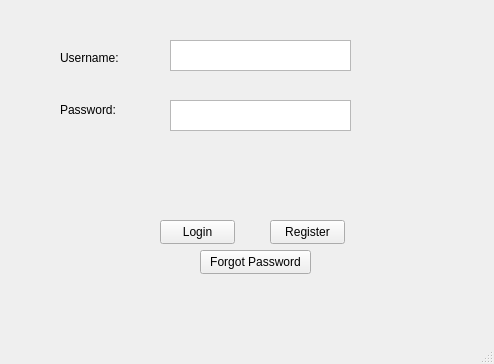
Before: the Qt Designer form Program/gui_login.ui in zgjimzhubajj/Student-Assistant, drawn with Qt 5.
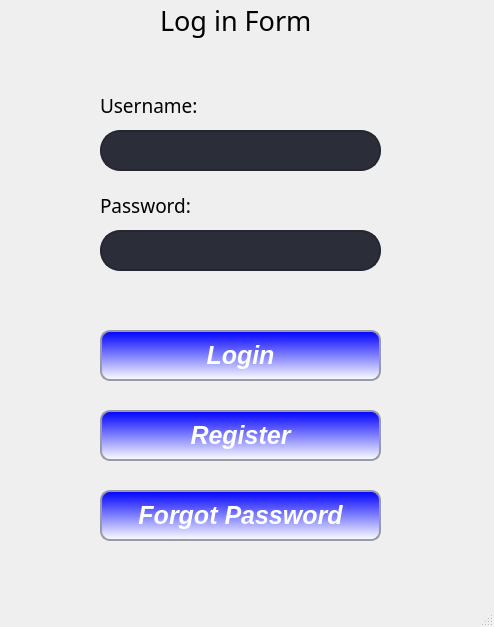
After: the same form once the commit is applied.

Commit message: Number of sessions in the pomodoro session window was implemented and also the design of the log in window is changed

Diff of the .ui file:
```diff
--- a/Program/gui_login.ui
+++ b/Program/gui_login.ui
@@ -7,22 +7,63 @@
     <x>0</x>
     <y>0</y>
     <width>494</width>
-    <height>364</height>
+    <height>627</height>
    </rect>
   </property>
   <property name="windowTitle">
    <string>Login</string>
   </property>
+  <property name="styleSheet">
+   <string notr="true"/>
+  </property>
   <widget class="QWidget" name="centralwidget">
    <widget class="QPushButton" name="btn_login">
     <property name="geometry">
      <rect>
-      <x>160</x>
-      <y>220</y>
-      <width>75</width>
-      <height>24</height>
+      <x>100</x>
+      <y>330</y>
+      <width>281</width>
+      <height>51</height>
      </rect>
     </property>
+    <property name="font">
+     <font>
+      <family>MS Sans Serif</family>
+      <pointsize>19</pointsize>
+      <weight>75</weight>
+      <italic>true</italic>
+      <bold>true</bold>
+     </font>
+    </property>
+    <property name="styleSheet">
+     <string notr="true">QPushButton {
+	border-style: solid;
+	border-width: 2px;
+	border-color: #9999aa;
+	border-radius: 10px;
+	color: white;
+}
+
+QPushButton:enabled {
+	background-color: qlineargradient(spread:pad, x1:0.5, y1:0, x2:0.5, y2:1, stop:0 rgba(0, 0, 255, 255), stop:1 rgba(255, 255, 255, 255));;
+	color: white;
+}
+
+QPushButton:pressed {
+	background-color: #0d2f72;
+	color: #fffffe;
+}
+
+QPushButton:hover:!pressed {
+	background-color: E1F4FF;
+	color: 0c2f70;
+}
+
+QPushButton:disabled {
+	background-color: #aaaaaa;
+	color: #ffffff;
+}</string>
+    </property>
     <property name="text">
      <string>Login</string>
     </property>
@@ -30,12 +71,50 @@
    <widget class="QPushButton" name="btn_register">
     <property name="geometry">
      <rect>
-      <x>270</x>
-      <y>220</y>
-      <width>75</width>
-      <height>24</height>
+      <x>100</x>
+      <y>410</y>
+      <width>281</width>
+      <height>51</height>
      </rect>
     </property>
+    <property name="font">
+     <font>
+      <family>MS Sans Serif</family>
+      <pointsize>19</pointsize>
+      <weight>75</weight>
+      <italic>true</italic>
+      <bold>true</bold>
+     </font>
+    </property>
+    <property name="styleSheet">
+     <string notr="true">QPushButton {
+	border-style: solid;
+	border-width: 2px;
+	border-color: #9999aa;
+	border-radius: 10px;
+	color: white;
+}
+
+QPushButton:enabled {
+	background-color: qlineargradient(spread:pad, x1:0.5, y1:0, x2:0.5, y2:1, stop:0 rgba(0, 0, 255, 255), stop:1 rgba(255, 255, 255, 255));;
+	color: white;
+}
+
+QPushButton:pressed {
+	background-color: #0d2f72;
+	color: #fffffe;
+}
+
+QPushButton:hover:!pressed {
+	background-color: E1F4FF;
+	color: 0c2f70;
+}
+
+QPushButton:disabled {
+	background-color: #aaaaaa;
+	color: #ffffff;
+}</string>
+    </property>
     <property name="text">
      <string>Register</string>
     </property>
@@ -43,12 +122,50 @@
    <widget class="QPushButton" name="btn_forgot_password">
     <property name="geometry">
      <rect>
-      <x>200</x>
-      <y>250</y>
-      <width>111</width>
-      <height>24</height>
+      <x>100</x>
+      <y>490</y>
+      <width>281</width>
+      <height>51</height>
      </rect>
     </property>
+    <property name="font">
+     <font>
+      <family>MS Sans Serif</family>
+      <pointsize>19</pointsize>
+      <weight>75</weight>
+      <italic>true</italic>
+      <bold>true</bold>
+     </font>
+    </property>
+    <property name="styleSheet">
+     <string notr="true">QPushButton {
+	border-style: solid;
+	border-width: 2px;
+	border-color: #9999aa;
+	border-radius: 10px;
+	color: white;
+}
+
+QPushButton:enabled {
+	background-color: qlineargradient(spread:pad, x1:0.5, y1:0, x2:0.5, y2:1, stop:0 rgba(0, 0, 255, 255), stop:1 rgba(255, 255, 255, 255));;
+	color: white;
+}
+
+QPushButton:pressed {
+	background-color: #0d2f72;
+	color: #fffffe;
+}
+
+QPushButton:hover:!pressed {
+	background-color: E1F4FF;
+	color: 0c2f70;
+}
+
+QPushButton:disabled {
+	background-color: #aaaaaa;
+	color: #ffffff;
+}</string>
+    </property>
     <property name="text">
      <string>Forgot Password</string>
     </property>
@@ -56,55 +173,114 @@
    <widget class="QTextEdit" name="txt_username">
     <property name="geometry">
      <rect>
-      <x>170</x>
-      <y>40</y>
-      <width>181</width>
-      <height>31</height>
+      <x>100</x>
+      <y>130</y>
+      <width>281</width>
+      <height>41</height>
      </rect>
     </property>
+    <property name="font">
+     <font>
+      <family>MS Sans Serif</family>
+      <pointsize>12</pointsize>
+     </font>
+    </property>
+    <property name="styleSheet">
+     <string notr="true">QTextEdit{
+	border: 2px solid rgb(37, 39, 48);
+	border-radius: 20px;
+	color:#FFF;
+	padding-left: 20px;
+ 	padding-right: 20px;
+	background-color: rgb(43, 45, 56);
+}
+
+QTextEdit:hover {
+	border: 2px solid rgb(48, 50, 62);
+}
+
+QTextEdit:focus {
+	border: 2px solid rgb(85, 170, 255);
+	background-color: rgb(43, 45, 56);
+}</string>
+    </property>
+    <property name="html">
+     <string>&lt;!DOCTYPE HTML PUBLIC &quot;-//W3C//DTD HTML 4.0//EN&quot; &quot;http://www.w3.org/TR/REC-html40/strict.dtd&quot;&gt;
+&lt;html&gt;&lt;head&gt;&lt;meta name=&quot;qrichtext&quot; content=&quot;1&quot; /&gt;&lt;style type=&quot;text/css&quot;&gt;
+p, li { white-space: pre-wrap; }
+&lt;/style&gt;&lt;/head&gt;&lt;body style=&quot; font-family:'MS Sans Serif'; font-size:12pt; font-weight:400; font-style:normal;&quot;&gt;
+&lt;p style=&quot;-qt-paragraph-type:empty; margin-top:0px; margin-bottom:0px; margin-left:0px; margin-right:0px; -qt-block-indent:0; text-indent:0px; font-family:'MS Shell Dlg 2'; font-size:8.25pt;&quot;&gt;&lt;br /&gt;&lt;/p&gt;&lt;/body&gt;&lt;/html&gt;</string>
+    </property>
    </widget>
    <widget class="QTextEdit" name="txt_password">
     <property name="geometry">
      <rect>
-      <x>170</x>
-      <y>100</y>
-      <width>181</width>
-      <height>31</height>
+      <x>100</x>
+      <y>230</y>
+      <width>281</width>
+      <height>41</height>
      </rect>
     </property>
+    <property name="font">
+     <font>
+      <family>MS Sans Serif</family>
+      <pointsize>12</pointsize>
+     </font>
+    </property>
+    <property name="styleSheet">
+     <string notr="true">QTextEdit{
+	border: 2px solid rgb(37, 39, 48);
+	border-radius: 20px;
+	color:#FFF;
+	padding-left: 20px;
+ 	padding-right: 20px;
+	background-color: rgb(43, 45, 56);
+}
+
+QTextEdit:hover {
+	border: 2px solid rgb(48, 50, 62);
+}
+
+QTextEdit:focus {
+	border: 2px solid rgb(85, 170, 255);
+	background-color: rgb(43, 45, 56);
+}</string>
+    </property>
+    <property name="html">
+     <string>&lt;!DOCTYPE HTML PUBLIC &quot;-//W3C//DTD HTML 4.0//EN&quot; &quot;http://www.w3.org/TR/REC-html40/strict.dtd&quot;&gt;
+&lt;html&gt;&lt;head&gt;&lt;meta name=&quot;qrichtext&quot; content=&quot;1&quot; /&gt;&lt;style type=&quot;text/css&quot;&gt;
+p, li { white-space: pre-wrap; }
+&lt;/style&gt;&lt;/head&gt;&lt;body style=&quot; font-family:'MS Sans Serif'; font-size:12pt; font-weight:400; font-style:normal;&quot;&gt;
+&lt;p style=&quot;-qt-paragraph-type:empty; margin-top:0px; margin-bottom:0px; margin-left:0px; margin-right:0px; -qt-block-indent:0; text-indent:0px; font-family:'MS Shell Dlg 2'; font-size:8.25pt;&quot;&gt;&lt;br /&gt;&lt;/p&gt;&lt;/body&gt;&lt;/html&gt;</string>
+    </property>
    </widget>
    <widget class="QLabel" name="label">
     <property name="geometry">
      <rect>
-      <x>60</x>
-      <y>50</y>
-      <width>81</width>
-      <height>16</height>
+      <x>100</x>
+      <y>90</y>
+      <width>101</width>
+      <height>31</height>
      </rect>
     </property>
+    <property name="font">
+     <font>
+      <family>MS Reference Sans Serif</family>
+      <pointsize>14</pointsize>
+      <weight>50</weight>
+      <bold>false</bold>
+     </font>
+    </property>
     <property name="text">
      <string>Username:</string>
     </property>
    </widget>
-   <widget class="QLabel" name="label_2">
-    <property name="geometry">
-     <rect>
-      <x>60</x>
-      <y>100</y>
-      <width>81</width>
-      <height>20</height>
-     </rect>
-    </property>
-    <property name="text">
-     <string>Password:</string>
-    </property>
-   </widget>
    <widget class="QLabel" name="lbl_wrong_input">
     <property name="geometry">
      <rect>
-      <x>110</x>
-      <y>160</y>
-      <width>221</width>
+      <x>90</x>
+      <y>280</y>
+      <width>381</width>
       <height>31</height>
      </rect>
     </property>
@@ -117,6 +293,48 @@
      <string/>
     </property>
    </widget>
+   <widget class="QLabel" name="label_3">
+    <property name="geometry">
+     <rect>
+      <x>160</x>
+      <y>0</y>
+      <width>171</width>
+      <height>41</height>
+     </rect>
+    </property>
+    <property name="font">
+     <font>
+      <family>MS Reference Sans Serif</family>
+      <pointsize>20</pointsize>
+      <weight>50</weight>
+      <bold>false</bold>
+     </font>
+    </property>
+    <property name="text">
+     <string>Log in Form</string>
+    </property>
+   </widget>
+   <widget class="QLabel" name="label_4">
+    <property name="geometry">
+     <rect>
+      <x>100</x>
+      <y>190</y>
+      <width>101</width>
+      <height>31</height>
+     </rect>
+    </property>
+    <property name="font">
+     <font>
+      <family>MS Reference Sans Serif</family>
+      <pointsize>14</pointsize>
+      <weight>50</weight>
+      <bold>false</bold>
+     </font>
+    </property>
+    <property name="text">
+     <string>Password:</string>
+    </property>
+   </widget>
   </widget>
   <widget class="QMenuBar" name="menubar">
    <property name="geometry">
```
The commit also changes 7 other files.
